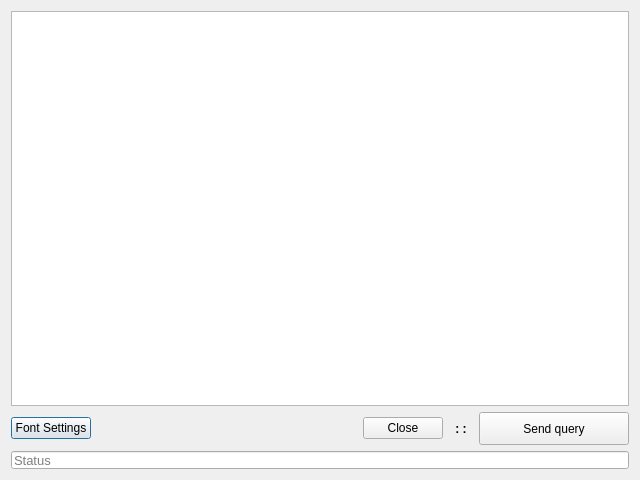
Old version of the form custom_query.ui in the repository TiReks33/adb-explorer.
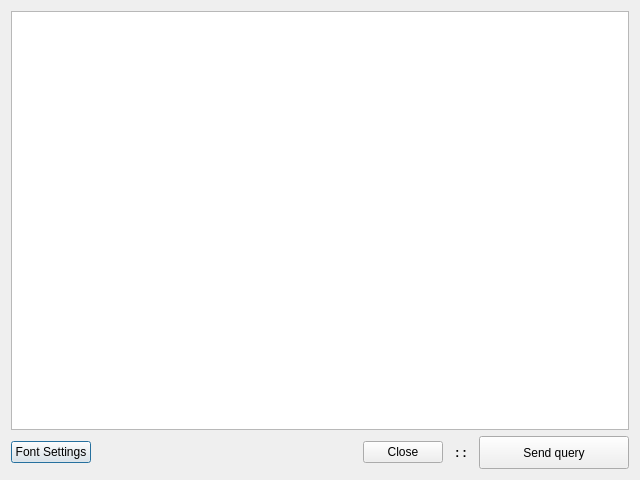
New version of the form.

Patch:
```diff
--- a/custom_query.ui
+++ b/custom_query.ui
@@ -132,80 +132,6 @@
      </item>
     </layout>
    </item>
-   <item>
-    <layout class="QVBoxLayout" name="statusLine_layout" stretch="0">
-     <property name="spacing">
-      <number>0</number>
-     </property>
-     <property name="sizeConstraint">
-      <enum>QLayout::SetDefaultConstraint</enum>
-     </property>
-     <property name="leftMargin">
-      <number>0</number>
-     </property>
-     <property name="topMargin">
-      <number>0</number>
-     </property>
-     <property name="rightMargin">
-      <number>0</number>
-     </property>
-     <property name="bottomMargin">
-      <number>0</number>
-     </property>
-     <item>
-      <widget class="QLineEdit" name="statusLine">
-       <property name="sizePolicy">
-        <sizepolicy hsizetype="Minimum" vsizetype="Minimum">
-         <horstretch>0</horstretch>
-         <verstretch>0</verstretch>
-        </sizepolicy>
-       </property>
-       <property name="minimumSize">
-        <size>
-         <width>0</width>
-         <height>0</height>
-        </size>
-       </property>
-       <property name="maximumSize">
-        <size>
-         <width>16777215</width>
-         <height>18</height>
-        </size>
-       </property>
-       <property name="baseSize">
-        <size>
-         <width>0</width>
-         <height>0</height>
-        </size>
-       </property>
-       <property name="font">
-        <font>
-         <pointsize>10</pointsize>
-         <kerning>true</kerning>
-        </font>
-       </property>
-       <property name="styleSheet">
-        <string notr="true">border-width: 0px;</string>
-       </property>
-       <property name="text">
-        <string/>
-       </property>
-       <property name="frame">
-        <bool>true</bool>
-       </property>
-       <property name="echoMode">
-        <enum>QLineEdit::Normal</enum>
-       </property>
-       <property name="alignment">
-        <set>Qt::AlignLeading|Qt::AlignLeft|Qt::AlignVCenter</set>
-       </property>
-       <property name="placeholderText">
-        <string>Status</string>
-       </property>
-      </widget>
-     </item>
-    </layout>
-   </item>
   </layout>
  </widget>
  <resources/>
```
